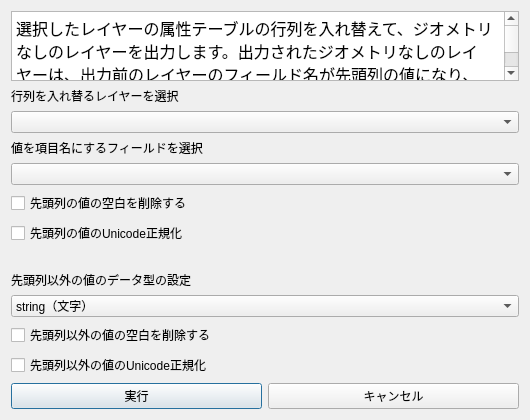
Before: the Qt Designer form sample_menu_01.ui in satoshi7190/columns-and-rows, drawn with Qt 5.
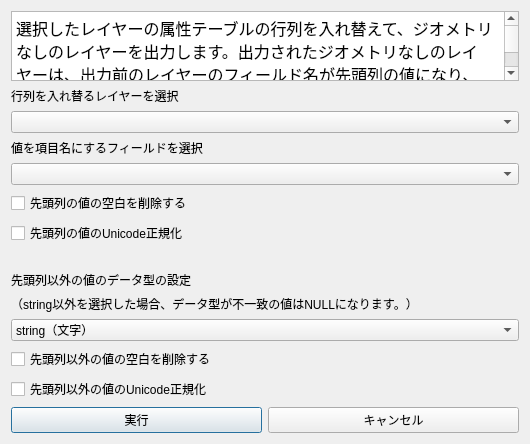
After: the same form once the commit is applied. Custom widgets are drawn as their Qt base class.

The edit to the form file:
```diff
--- a/sample_menu_01.ui
+++ b/sample_menu_01.ui
@@ -7,7 +7,7 @@
     <x>0</x>
     <y>0</y>
     <width>530</width>
-    <height>360</height>
+    <height>380</height>
    </rect>
   </property>
   <property name="windowTitle">
@@ -85,6 +85,13 @@
      </property>
     </widget>
    </item>
+   <item>
+    <widget class="QLabel" name="label_4">
+     <property name="text">
+      <string>（string以外を選択した場合、データ型が不一致の値はNULLになります。）</string>
+     </property>
+    </widget>
+   </item>
    <item>
     <widget class="QComboBox" name="comboBox">
      <item>
```
Left out of the diff: 2 changed lines with no effect on the pictures.
